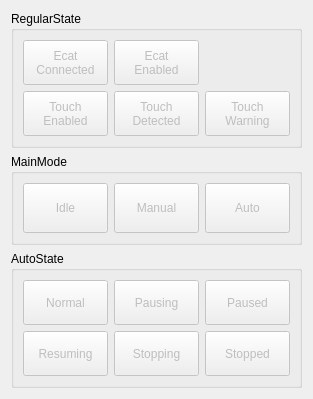
Qt form App/InfoPanel/InfoPanel.ui (windsgo/edm_project) before a commit.
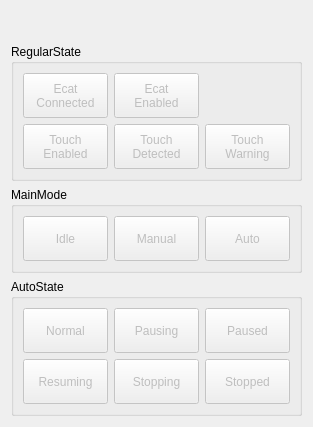
The same form after that commit.

Commit message: io panel TODO: pwon, machon, machbiton refresh

The edit to the form file:
```diff
--- a/App/InfoPanel/InfoPanel.ui
+++ b/App/InfoPanel/InfoPanel.ui
@@ -7,13 +7,26 @@
     <x>0</x>
     <y>0</y>
     <width>309</width>
-    <height>399</height>
+    <height>427</height>
    </rect>
   </property>
   <property name="windowTitle">
    <string>Form</string>
   </property>
   <layout class="QVBoxLayout" name="verticalLayout">
+   <item>
+    <spacer name="verticalSpacer">
+     <property name="orientation">
+      <enum>Qt::Vertical</enum>
+     </property>
+     <property name="sizeHint" stdset="0">
+      <size>
+       <width>20</width>
+       <height>40</height>
+      </size>
+     </property>
+    </spacer>
+   </item>
    <item>
     <widget class="QGroupBox" name="groupBox_regularstate">
      <property name="sizePolicy">
```
The commit also changes 11 other files.
